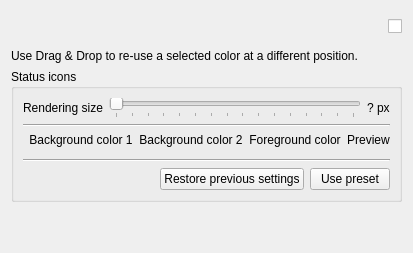
Above: widgets/settings/iconsoptionpage.ui from Martchus/syncthingtray before the change. Below: the same form after it.
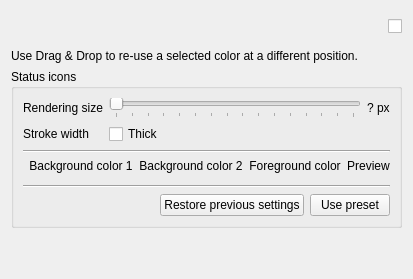
That is the form after the change. Icons and pictures are not drawn.

What changed in the file:
```diff
--- a/widgets/settings/iconsoptionpage.ui
+++ b/widgets/settings/iconsoptionpage.ui
@@ -100,6 +100,20 @@
           </item>
          </layout>
         </item>
+        <item row="1" column="0">
+         <widget class="QLabel" name="label_2">
+          <property name="text">
+           <string>Stroke width</string>
+          </property>
+         </widget>
+        </item>
+        <item row="1" column="1">
+         <widget class="QCheckBox" name="thickStrokeWidthCheckBox">
+          <property name="text">
+           <string>Thick</string>
+          </property>
+         </widget>
+        </item>
        </layout>
       </item>
       <item>
```
Left out of the diff: 2 changed lines with no effect on the pictures.
